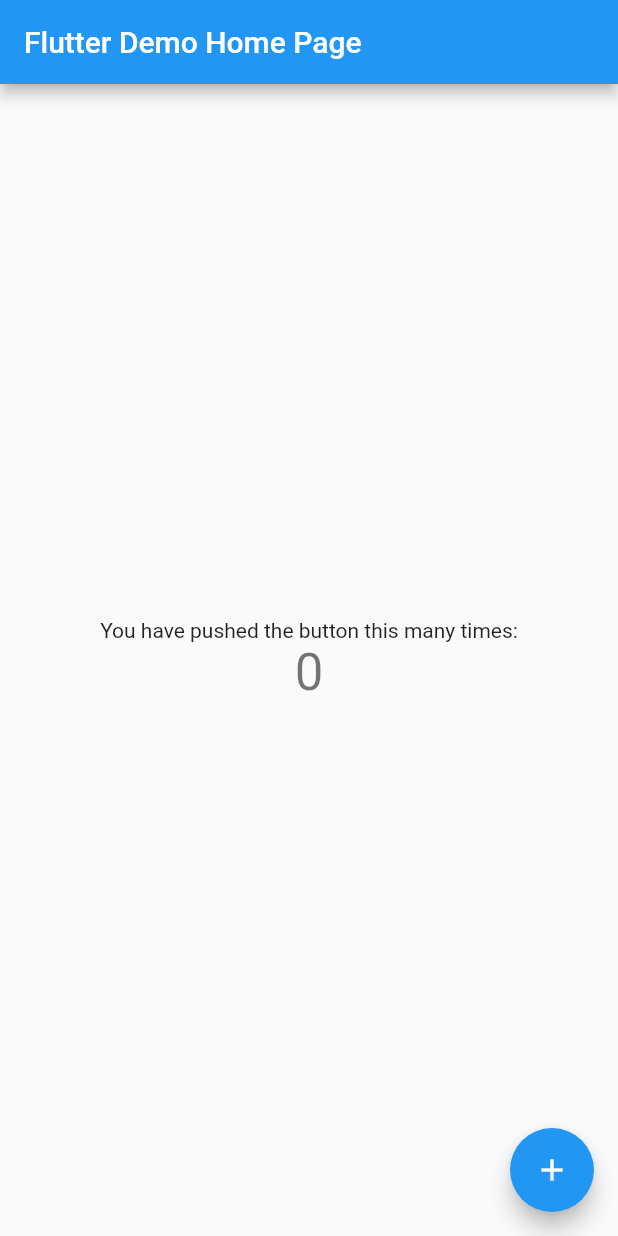
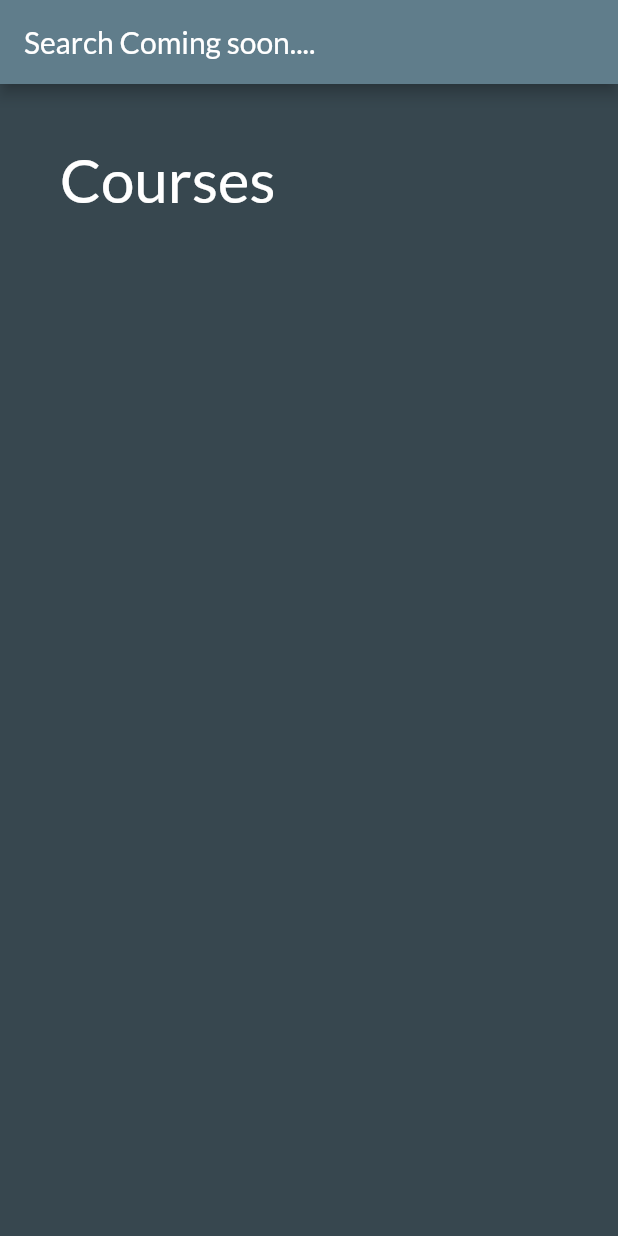
Before and after one commit to cheahyla0/class_assessment_app, a Flutter app: the screen it shows after launch, on a phone screen of 412 x 824 dp. Run offline on Flutter 3.47's test engine with Material 2 defaults, Android fonts, the phone set to English and light mode, and no system bars; our stand-ins replace google_fonts.

Commit message:
update main.dart with theme

```diff
--- a/lib/main.dart
+++ b/lib/main.dart
@@ -1,4 +1,5 @@
 import 'package:flutter/material.dart';
+import 'package:google_fonts/google_fonts.dart';
 
 void main() {
   runApp(const MyApp());
@@ -11,18 +12,23 @@
   @override
   Widget build(BuildContext context) {
     return MaterialApp(
-      title: 'Flutter Demo',
+      title: 'Class Assessment App Project',
+      debugShowCheckedModeBanner: false,
       theme: ThemeData(
-        // This is the theme of your application.
-        //
-        // Try running your application with "flutter run". You'll see the
-        // application has a blue toolbar. Then, without quitting the app, try
-        // changing the primarySwatch below to Colors.green and then invoke
-        // "hot reload" (press "r" in the console where you ran "flutter run",
-        // or simply save your changes to "hot reload" in a Flutter IDE).
-        // Notice that the counter didn't reset back to zero; the application
-        // is not restarted.
-        primarySwatch: Colors.blue,
+        // primarySwatch:
+        //     Color.lerp(const Color(0xff22343c), const Color(0xff1F2E35), 1),
+        colorScheme: ColorScheme.fromSwatch(
+          primarySwatch: Colors.blueGrey,
+        ),
+        textTheme: GoogleFonts.latoTextTheme(),
+        scaffoldBackgroundColor: Colors.blueGrey[800],
+        // textTheme: Colors.white,
+        // primaryColor:
+        //     Color.lerp(const Color(0xff22343c), const Color(0xff1F2E35), 1),
+        // hintColor: const Color(0xff3ED598),
+        // errorColor: const Color(0xffFF565E),
+        // highlightColor: const Color(0xffFFC542),
+        // backgroundColor: const Color(0xff625B39),
       ),
       home: const MyHomePage(title: 'Flutter Demo Home Page'),
     );
@@ -31,16 +37,6 @@
 
 class MyHomePage extends StatefulWidget {
   const MyHomePage({super.key, required this.title});
-
-  // This widget is the home page of your application. It is stateful, meaning
-  // that it has a State object (defined below) that contains fields that affect
-  // how it looks.
-
-  // This class is the configuration for the state. It holds the values (in this
-  // case the title) provided by the parent (in this case the App widget) and
-  // used by the build method of the State. Fields in a Widget subclass are
-  // always marked "final".
-
   final String title;
 
   @override
@@ -52,64 +48,28 @@
 
   void _incrementCounter() {
     setState(() {
-      // This call to setState tells the Flutter framework that something has
-      // changed in this State, which causes it to rerun the build method below
-      // so that the display can reflect the updated values. If we changed
-      // _counter without calling setState(), then the build method would not be
-      // called again, and so nothing would appear to happen.
       _counter++;
     });
   }
 
   @override
   Widget build(BuildContext context) {
-    // This method is rerun every time setState is called, for instance as done
-    // by the _incrementCounter method above.
-    //
-    // The Flutter framework has been optimized to make rerunning build methods
-    // fast, so that you can just rebuild anything that needs updating rather
-    // than having to individually change instances of widgets.
     return Scaffold(
       appBar: AppBar(
-        // Here we take the value from the MyHomePage object that was created by
-        // the App.build method, and use it to set our appbar title.
-        title: Text(widget.title),
+        title: const Text('Search Coming soon....'),
       ),
-      body: Center(
-        // Center is a layout widget. It takes a single child and positions it
-        // in the middle of the parent.
-        child: Column(
-          // Column is also a layout widget. It takes a list of children and
-          // arranges them vertically. By default, it sizes itself to fit its
-          // children horizontally, and tries to be as tall as its parent.
-          //
-          // Invoke "debug painting" (press "p" in the console, choose the
-          // "Toggle Debug Paint" action from the Flutter Inspector in Android
-          // Studio, or the "Toggle Debug Paint" command in Visual Studio Code)
-          // to see the wireframe for each widget.
-          //
-          // Column has various properties to control how it sizes itself and
-          // how it positions its children. Here we use mainAxisAlignment to
-          // center the children vertically; the main axis here is the vertical
-          // axis because Columns are vertical (the cross axis would be
-          // horizontal).
-          mainAxisAlignment: MainAxisAlignment.center,
-          children: <Widget>[
-            const Text(
-              'You have pushed the button this many times:',
+      // backgroundColor: Theme.of(context).primaryColor,
+      body: Column(
+        children: const <Widget>[
+          Padding(
+            padding: EdgeInsets.all(40),
+            child: Text(
+              "Courses",
+              style: TextStyle(color: Colors.white, fontSize: 40),
             ),
-            Text(
-              '$_counter',
-              style: Theme.of(context).textTheme.headline4,
-            ),
-          ],
-        ),
+          )
+        ],
       ),
-      floatingActionButton: FloatingActionButton(
-        onPressed: _incrementCounter,
-        tooltip: 'Increment',
-        child: const Icon(Icons.add),
-      ), // This trailing comma makes auto-formatting nicer for build methods.
     );
   }
 }
--- a/pubspec.yaml
+++ b/pubspec.yaml
@@ -36,6 +36,7 @@
   # The following adds the Cupertino Icons font to your application.
   # Use with the CupertinoIcons class for iOS style icons.
   cupertino_icons: ^1.0.2
+  google_fonts: ^4.0.3
 
 dev_dependencies:
   flutter_test:
```
Also changed, not shown: 7 other files.
